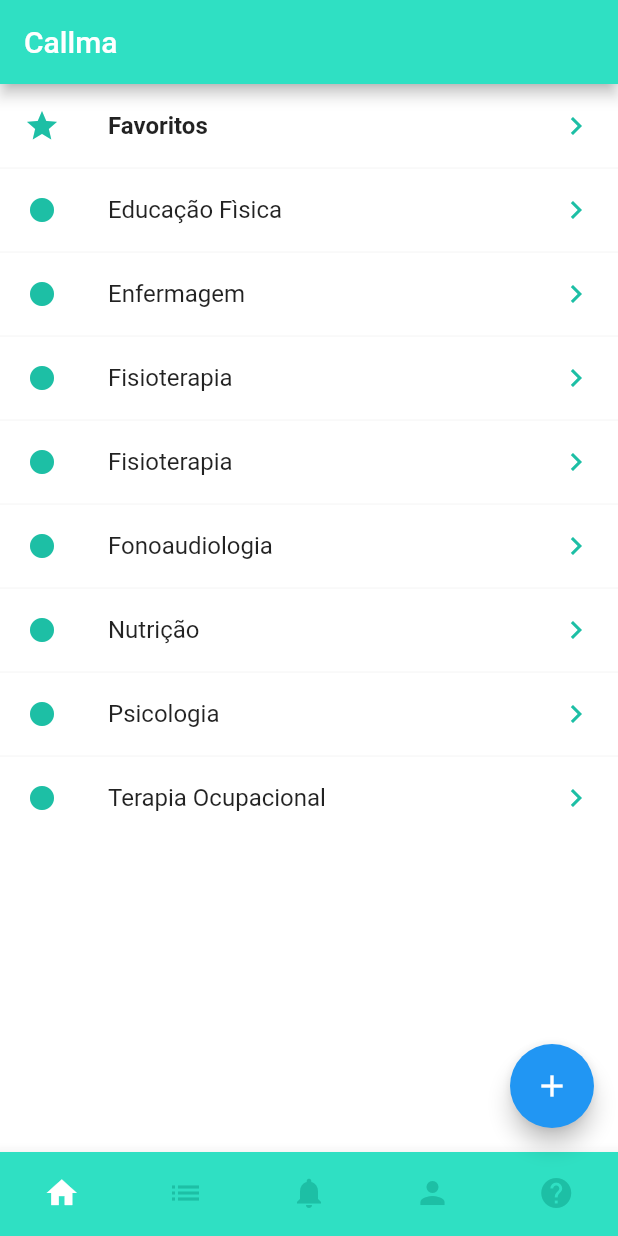
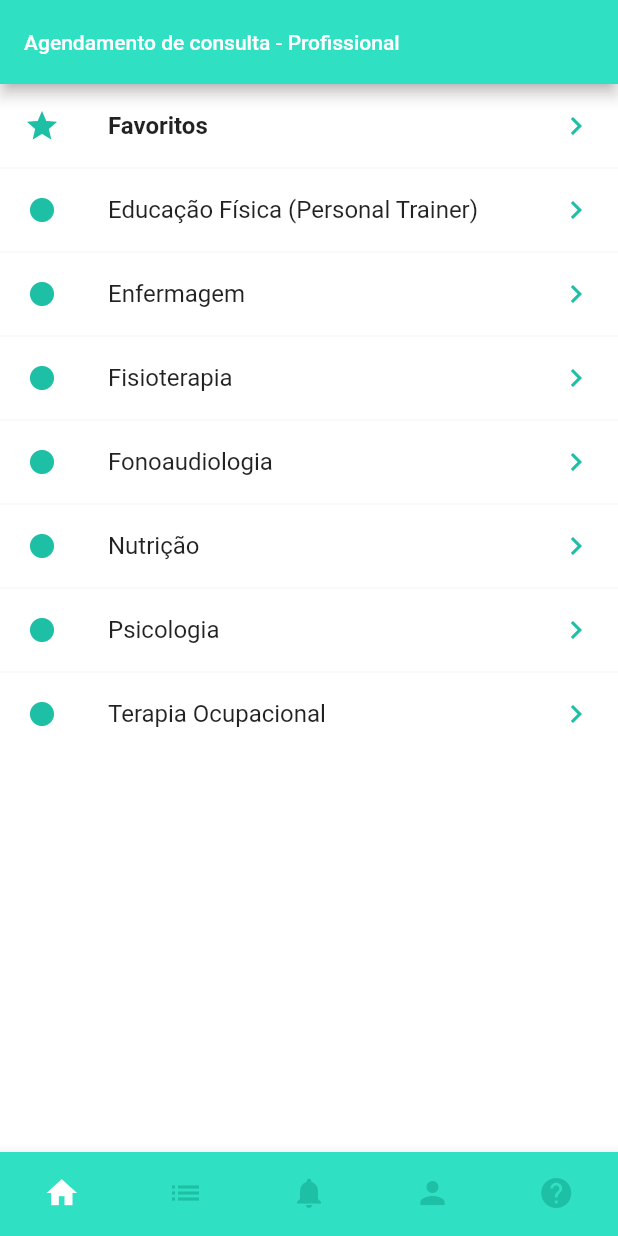
Before and after one commit to dakoctba/callma, a Flutter app: the screen it shows after launch, on a phone screen of 412 x 824 dp. Run offline on Flutter 3.47's test engine with Material 2 defaults, Android fonts, the phone set to English and light mode, and no system bars.

```diff
--- a/lib/components/bars/CallmaAppBar.dart
+++ b/lib/components/bars/CallmaAppBar.dart
@@ -1,14 +1,17 @@
 import 'package:flutter/material.dart';
 
+import '../CallmaColors.dart';
+
 class CallmaAppBar extends StatelessWidget implements PreferredSizeWidget {
+  final String title;
 
-  Color backgroundColor = Color.fromARGB(255, 47, 224, 195);
+  CallmaAppBar(this.title);
 
   @override
   Widget build(BuildContext context) {
     return AppBar(
-        title: Text("Callma"),
-        backgroundColor: backgroundColor
+        title: Text(title, style: TextStyle(fontSize: 14)),
+        backgroundColor: CallmaColors.BACKGROUND_COLOR
     );
   }
 
--- a/lib/components/bars/CallmaBottomNavigationBar.dart
+++ b/lib/components/bars/CallmaBottomNavigationBar.dart
@@ -1,43 +1,21 @@
 import 'package:flutter/material.dart';
 import '../CallmaColors.dart';
 
-class CallmaBottomNavigationBar extends StatefulWidget {
-  CallmaBottomNavigationBar({Key key}) : super(key: key);
+class CallmaBottomNavigationBar extends StatelessWidget {
 
-  @override
-  _CallmaBottomNavigationBarState createState() => _CallmaBottomNavigationBarState();
-}
+  int _selectedIndex = 0;
 
-class _CallmaBottomNavigationBarState extends State<CallmaBottomNavigationBar> {
-  int _selectedIndex = 0;
-  static const TextStyle optionStyle = TextStyle(fontSize: 10, fontWeight: FontWeight.bold);
+  static const int HOME_OPTION = 0;
+  static const int LIST_OPTION = 1;
+  static const int NOTIFICATIONS_OPTION = 2;
+  static const int CONFIGURATIONS_OPTION = 3;
+  static const int HELP_OPTION = 4;
 
-
-
-  static const List<Widget> _widgetOptions = <Widget>[
-    Text(
-      'Index 0: Home',
-      style: optionStyle,
-    ),
-    Text(
-      'Index 1: Business',
-      style: optionStyle,
-    ),
-    Text(
-      'Index 2: School',
-      style: optionStyle,
-    ),
-  ];
-
-  void _onItemTapped(int index) {
-    setState(() {
-      _selectedIndex = index;
-    });
-  }
+  CallmaBottomNavigationBar(this._selectedIndex);
 
   @override
   Widget build(BuildContext context) {
-    return  BottomNavigationBar(
+    return BottomNavigationBar(
       items: const <BottomNavigationBarItem>[
         BottomNavigationBarItem(icon: Icon(Icons.home), title: Text('Home')),
         BottomNavigationBarItem(icon: Icon(Icons.list), title: Text('Consultas')),
@@ -46,12 +24,11 @@ class _CallmaBottomNavigationBarState extends State<CallmaBottomNavigationBar> {
         BottomNavigationBarItem(icon: Icon(Icons.help), title: Text('Ajuda')),
       ],
       currentIndex: _selectedIndex,
-      onTap: _onItemTapped,
+      //onTap: _onItemTapped,
       type: BottomNavigationBarType.fixed,
       backgroundColor: CallmaColors.BACKGROUND_COLOR,
       selectedItemColor: Colors.white,
       unselectedItemColor: CallmaColors.VERDE_ESCURO,
-      //fixedColor: backgroundColor,
       showSelectedLabels: false,   // <-- HERE
       showUnselectedLabels: false, // <-- AND HERE
     );
--- a/lib/main.dart
+++ b/lib/main.dart
@@ -2,7 +2,7 @@ import 'package:flutter/material.dart';
 
 import 'components/bars/CallmaAppBar.dart';
 import 'components/bars/CallmaBottomNavigationBar.dart';
-import 'modules/consulta/ProfessionList.dart';
+import 'package:callma/modules/consulta/screens/ProfessionsScreen.dart';
 
 void main() => runApp(MyApp());
 
@@ -11,75 +11,23 @@ class MyApp extends StatelessWidget {
   Widget build(BuildContext context) {
     return MaterialApp(
       title: 'Callma',
-      theme: ThemeData(
-        // This is the theme of your application.
-        //
-        // Try running your application with "flutter run". You'll see the
-        // application has a blue toolbar. Then, without quitting the app, try
-        // changing the primarySwatch below to Colors.green and then invoke
-        // "hot reload" (press "r" in the console where you ran "flutter run",
-        // or simply save your changes to "hot reload" in a Flutter IDE).
-        // Notice that the counter didn't reset back to zero; the application
-        // is not restarted.
-        primarySwatch: Colors.blue
-      ),
-      home: MyHomePage(title: 'Flutter Demo Home Page'),
+      debugShowCheckedModeBanner: false,
+      theme: ThemeData(),
+      home: App()
     );
   }
 }
 
-class MyHomePage extends StatefulWidget {
-  MyHomePage({Key key, this.title}) : super(key: key);
-
-  // This widget is the home page of your application. It is stateful, meaning
-  // that it has a State object (defined below) that contains fields that affect
-  // how it looks.
-
-  // This class is the configuration for the state. It holds the values (in this
-  // case the title) provided by the parent (in this case the App widget) and
-  // used by the build method of the State. Fields in a Widget subclass are
-  // always marked "final".
-
-  final String title;
-
-  @override
-  _MyHomePageState createState() => _MyHomePageState();
-}
-
-class _MyHomePageState extends State<MyHomePage> {
-  int _counter = 0;
-
-  void _incrementCounter() {
-    setState(() {
-      // This call to setState tells the Flutter framework that something has
-      // changed in this State, which causes it to rerun the build method below
-      // so that the display can reflect the updated values. If we changed
-      // _counter without calling setState(), then the build method would not be
-      // called again, and so nothing would appear to happen.
-      _counter++;
-    });
-  }
-
+class App extends StatelessWidget {
   @override
   Widget build(BuildContext context) {
-    // This method is rerun every time setState is called, for instance as done
-    // by the _incrementCounter method above.
-    //
-    // The Flutter framework has been optimized to make rerunning build methods
-    // fast, so that you can just rebuild anything that needs updating rather
-    // than having to individually change instances of widgets.
     return Scaffold(
-      appBar: CallmaAppBar(),
-      bottomNavigationBar: CallmaBottomNavigationBar(),
-      body: Container(
-        color: Colors.white,
-        child: ProfessionList()
-      ),
-      floatingActionButton: FloatingActionButton(
-        onPressed: _incrementCounter,
-        tooltip: 'Increment',
-        child: Icon(Icons.add),
-      ), // This trailing comma makes auto-formatting nicer for build methods.
+        appBar: CallmaAppBar("Agendamento de consulta - Profissional"),
+        bottomNavigationBar: CallmaBottomNavigationBar(CallmaBottomNavigationBar.HOME_OPTION),
+        body: Container(
+            color: Colors.white,
+            child: ProfessionsScreen()
+        )
     );
   }
 }
--- /dev/null
+++ b/lib/model/Profession.dart
@@ -0,0 +1,6 @@
+class Profession {
+  String id;
+  String description;
+
+  Profession(this.id, this.description);
+}
--- a/lib/modules/consulta/ProfessionList.dart
+++ /dev/null
@@ -1,42 +0,0 @@
-import 'package:callma/components/CallmaColors.dart';
-import 'package:callma/services/ProfessionsService.dart';
-import 'package:flutter/material.dart';
-
-class ProfessionList extends StatefulWidget {
-  @override
-  _ProfessionListState createState() => _ProfessionListState();
-}
-
-class _ProfessionListState extends State<ProfessionList> {
-
-  List<String> professions = ProfessionsService.getProfessions();
-
-  @override
-  Widget build(BuildContext context) {
-
-    ListTile favoriteTile = ListTile(
-      leading: Icon(Icons.star, color: CallmaColors.VERDE_ESCURO),
-      title: Text("Favoritos", style: TextStyle(fontWeight: FontWeight.bold)),
-      trailing: Icon(Icons.keyboard_arrow_right, color: CallmaColors.VERDE_ESCURO),
-    );
-
-    List<ListTile> items = professions.map((item) {
-      return ListTile(
-        leading: Icon(Icons.fiber_manual_record, color: CallmaColors.VERDE_ESCURO),
-        title: Text(item),
-        trailing: Icon(Icons.keyboard_arrow_right, color: CallmaColors.VERDE_ESCURO),
-      );
-    }).toList();
-
-    items.insert(0, favoriteTile);
-
-    var dividedTiles = ListTile.divideTiles(
-        color: CallmaColors.CINZA_BEM_CLARO,
-        tiles: items
-    );
-
-    return ListView(
-      children: dividedTiles.toList()
-    );
-  }
-}
--- /dev/null
+++ b/lib/modules/consulta/screens/ProfessionsScreen.dart
@@ -0,0 +1,54 @@
+import 'package:callma/components/CallmaColors.dart';
+import 'package:callma/model/Profession.dart';
+import 'package:callma/services/ProfessionsService.dart';
+import 'package:flutter/material.dart';
+
+import 'SpecialtiesScreen.dart';
+
+class ProfessionsScreen extends StatelessWidget {
+  final List<Profession> professions = ProfessionsService.getProfessions();
+
+  @override
+  Widget build(BuildContext context) {
+    //
+    // Construimos uma lista de ListTiles com base na lista de profissões
+    //
+    List<ListTile> items = professions.map((profession) {
+      return ListTile(
+        leading: Icon(Icons.fiber_manual_record, color: CallmaColors.VERDE_ESCURO),
+        title: Text(profession.description),
+        trailing: Icon(Icons.keyboard_arrow_right, color: CallmaColors.VERDE_ESCURO),
+        onTap: () {
+          Navigator.of(context).push(
+              MaterialPageRoute(builder: (context) => SpecialtiesScreen(profession.id))
+          );
+        },
+      );
+    }).toList();
+
+    //
+    // Se tiver profissionais favoritos, adiciona a opção 'Favoritos' na primeira posição
+    //
+    bool hasFavorites = true;
+
+    if (hasFavorites) {
+      ListTile favoriteTile = ListTile(
+        leading: Icon(Icons.star, color: CallmaColors.VERDE_ESCURO),
+        title: Text("Favoritos", style: TextStyle(fontWeight: FontWeight.bold)),
+        trailing: Icon(Icons.keyboard_arrow_right, color: CallmaColors.VERDE_ESCURO),
+      );
+
+      items.insert(0, favoriteTile);
+    }
+
+    //
+    // Retorna uma lista de profissões
+    //
+    return ListView(
+        children: ListTile.divideTiles(
+            color: CallmaColors.CINZA_BEM_CLARO,
+            tiles: items
+        ).toList()
+    );
+  }
+}
--- a/lib/services/ProfessionsService.dart
+++ b/lib/services/ProfessionsService.dart
@@ -1,17 +1,18 @@
+import 'package:callma/model/Profession.dart';
+
 class ProfessionsService {
 
-  static List<String> getProfessions() {
-    List<String> professions = new List<String>();
+  static List<Profession> getProfessions() {
+    List<Profession> items = new List<Profession>();
 
-    professions.add("Educação Fìsica");
-    professions.add("Enfermagem");
-    professions.add("Fisioterapia");
-    professions.add("Fisioterapia");
-    professions.add("Fonoaudiologia");
-    professions.add("Nutrição");
-    professions.add("Psicologia");
-    professions.add("Terapia Ocupacional");
+    items.add(Profession("0", "Educação Física (Personal Trainer)"));
+    items.add(Profession("1", "Enfermagem"));
+    items.add(Profession("2", "Fisioterapia"));
+    items.add(Profession("3", "Fonoaudiologia"));
+    items.add(Profession("4", "Nutrição"));
+    items.add(Profession("5", "Psicologia"));
+    items.add(Profession("6", "Terapia Ocupacional"));
 
-    return professions;
+    return items;
   }
 }
```
Also changed, not shown: lib/model/Specialty.dart (added, +7 -0 lines), lib/modules/consulta/screens/SpecialtiesScreen.dart (added, +49 -0 lines), lib/services/SpecialtiesService.dart (added, +17 -0 lines).
